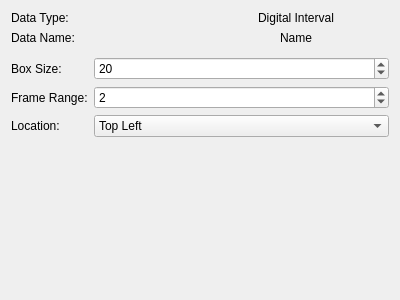
Above: src/WhiskerToolbox/Media_Widget/MediaInterval_Widget/MediaInterval_Widget.ui from paulmthompson/WhiskerToolbox before the change. Below: the same form after it.
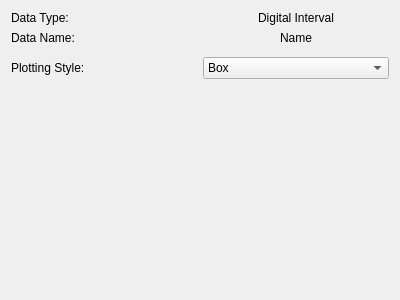
That is the form after the change. Custom widgets are drawn as their Qt base class.

Commit message: refactor: Create modular plotting style system for digital interval visualization

```diff
--- a/src/WhiskerToolbox/Media_Widget/MediaInterval_Widget/MediaInterval_Widget.ui
+++ b/src/WhiskerToolbox/Media_Widget/MediaInterval_Widget/MediaInterval_Widget.ui
@@ -60,89 +60,42 @@
     <widget class="ColorPicker_Widget" name="color_picker" native="true"/>
    </item>
    <item>
-    <layout class="QFormLayout" name="formLayout">
-     <item row="0" column="0">
-      <widget class="QLabel" name="label_box_size">
+    <layout class="QHBoxLayout" name="plotting_style_layout">
+     <item>
+      <widget class="QLabel" name="label_plotting_style">
        <property name="text">
-        <string>Box Size:</string>
+        <string>Plotting Style:</string>
        </property>
       </widget>
      </item>
-     <item row="0" column="1">
-      <widget class="QSpinBox" name="box_size_spinbox">
+     <item>
+      <widget class="QComboBox" name="plotting_style_combobox">
        <property name="toolTip">
         <string>Size of each interval indicator box in pixels</string>
        </property>
-       <property name="minimum">
-        <number>10</number>
-       </property>
-       <property name="maximum">
-        <number>50</number>
-       </property>
-       <property name="value">
-        <number>20</number>
-       </property>
-      </widget>
-     </item>
-     <item row="1" column="0">
-      <widget class="QLabel" name="label_frame_range">
-       <property name="text">
-        <string>Frame Range:</string>
-       </property>
-      </widget>
-     </item>
-     <item row="1" column="1">
-      <widget class="QSpinBox" name="frame_range_spinbox">
-       <property name="toolTip">
-        <string>Number of frames before and after current frame to display (+/- range)</string>
-       </property>
-       <property name="minimum">
-        <number>0</number>
-       </property>
-       <property name="maximum">
-        <number>5</number>
-       </property>
-       <property name="value">
-        <number>2</number>
-       </property>
-      </widget>
-     </item>
-     <item row="2" column="0">
-      <widget class="QLabel" name="label_location">
-       <property name="text">
-        <string>Location:</string>
-       </property>
-      </widget>
-     </item>
-     <item row="2" column="1">
-      <widget class="QComboBox" name="location_combobox">
-       <property name="toolTip">
-        <string>Location of interval indicator boxes on the video</string>
-       </property>
        <item>
         <property name="text">
-         <string>Top Left</string>
-        </property>
-       </item>
-       <item>
-        <property name="text">
-         <string>Top Right</string>
-        </property>
-       </item>
-       <item>
-        <property name="text">
-         <string>Bottom Left</string>
-        </property>
-       </item>
-       <item>
-        <property name="text">
-         <string>Bottom Right</string>
+         <string>Box</string>
         </property>
        </item>
       </widget>
      </item>
     </layout>
    </item>
+   <item>
+    <widget class="QStackedWidget" name="style_options_stack">
+     <property name="currentIndex">
+      <number>0</number>
+     </property>
+     <widget class="QWidget" name="box_style_page">
+      <layout class="QVBoxLayout" name="box_style_layout">
+       <item>
+        <widget class="BoxIntervalStyle_Widget" name="box_style_widget" native="true"/>
+       </item>
+      </layout>
+     </widget>
+    </widget>
+   </item>
    <item>
     <spacer name="verticalSpacer">
      <property name="orientation">
@@ -165,6 +118,12 @@
    <header>ColorPicker_Widget/ColorPicker_Widget.hpp</header>
    <container>1</container>
   </customwidget>
+  <customwidget>
+   <class>BoxIntervalStyle_Widget</class>
+   <extends>QWidget</extends>
+   <header>Media_Widget/MediaInterval_Widget/StyleWidgets/BoxIntervalStyle_Widget.hpp</header>
+   <container>1</container>
+  </customwidget>
  </customwidgets>
  <resources/>
  <connections/>
```
Left out of the diff: 2 changed lines with no effect on the pictures. The commit also changes 8 other files.
